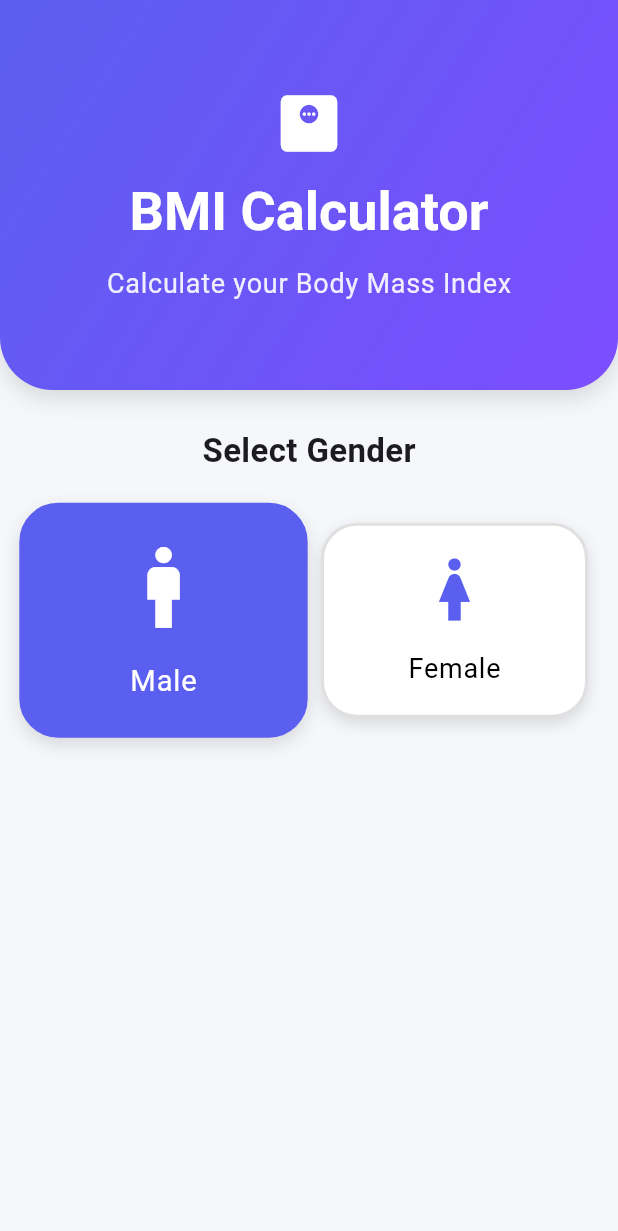
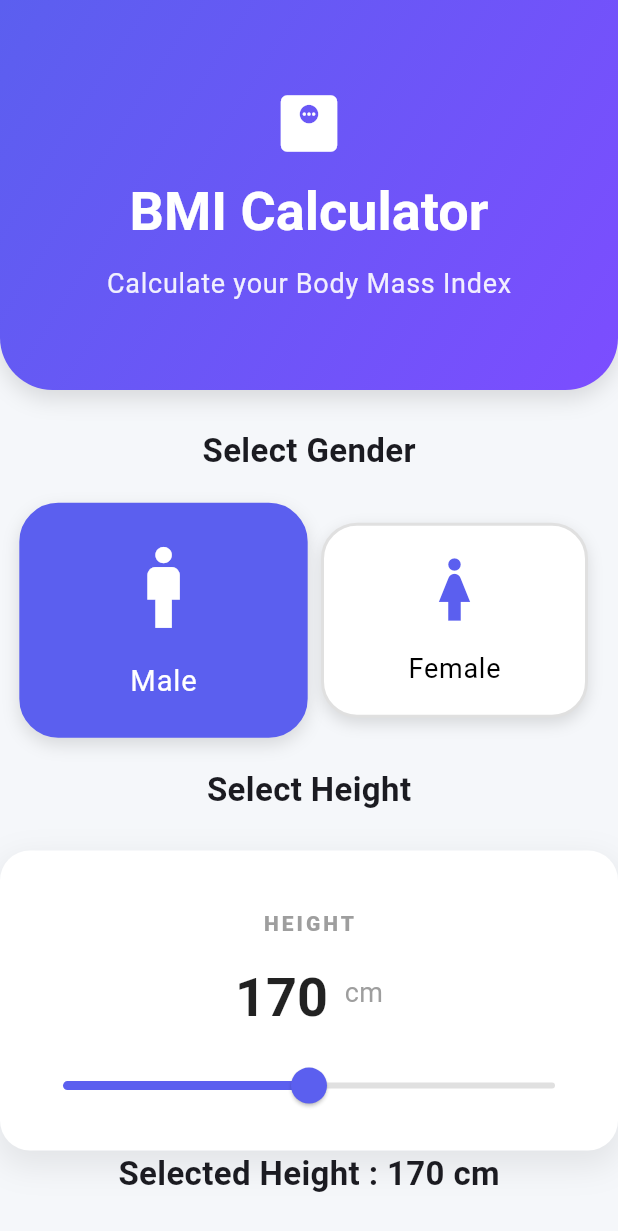
Before and after one commit to prem70198/flutter-BMI-calculator, a Flutter app: the screen it shows after launch, on a phone screen of 412 x 824 dp. Shown: the top 1231 px of the screen. Run offline on Flutter 3.47's test engine with Material 3 defaults, Android fonts, the phone set to English and light mode, and no system bars.

Commit message:
Added interactive height selection card

```diff
--- a/lib/main.dart
+++ b/lib/main.dart
@@ -1,4 +1,5 @@
 import 'package:flutter/material.dart';
+import 'package:flutter/widget_previews.dart';
 import 'theme/app_theme.dart';
 import 'screens/home_screen.dart';
 void main() {
--- a/lib/screens/home_screen.dart
+++ b/lib/screens/home_screen.dart
@@ -128,6 +128,8 @@
 //   }
 // }
 
+import 'package:bmi_application/widgets/height.dart';
+
 import '../widgets/gender_card.dart';
 import '../widgets/header_widget.dart';
 
@@ -142,7 +144,7 @@ class HomeScreen extends StatefulWidget {
 
 class _HomeScreenState extends State<HomeScreen> {
   bool isMale = true;
-
+  double height = 170;
 
   @override
   Widget build(BuildContext context) {
@@ -204,6 +206,33 @@ class _HomeScreenState extends State<HomeScreen> {
 
           const SizedBox(height: 25),
 
+          const Text(
+            "Select Height",
+            style: TextStyle(
+              fontSize: 22,
+              fontWeight: FontWeight.bold,
+            ),
+          ),
+
+          const SizedBox(height: 25),
+
+          HeightCard(
+            height: height,
+            onChanged: (value) {
+              setState(() {
+                height = value;
+              });
+            },
+          ),
+
+          Text(
+            "Selected Height : ${height.toInt()} cm",
+            style: const TextStyle(
+              fontSize: 22,
+              fontWeight: FontWeight.bold,
+            ),
+          ),
+
         ],
       )
     );
--- /dev/null
+++ b/lib/widgets/height.dart
@@ -0,0 +1,106 @@
+
+import 'package:flutter/material.dart';
+
+class HeightCard extends StatelessWidget{
+  final double height ;
+  final ValueChanged<double> onChanged;
+
+
+  const HeightCard({
+    super.key,
+    required this.height,
+    required this.onChanged,
+  });
+
+  @override
+  Widget build(BuildContext context) {
+      return Center(
+        child: Container(
+          width: double.infinity,
+          height: 200,
+          decoration: BoxDecoration(
+              borderRadius: BorderRadius.circular(20),
+              color: Colors.white,
+              boxShadow: [
+                BoxShadow(
+                  color: Colors.black.withOpacity(0.08),
+                  blurRadius: 18,
+                  spreadRadius: 2,
+                  offset: const Offset(0, 8),
+                ),
+              ]
+          ),
+
+          child: Padding(
+            padding: const EdgeInsets.all(18.0),
+            child: Column(
+              mainAxisAlignment: MainAxisAlignment.spaceEvenly,
+              children: [
+                const SizedBox(height: 18),
+                Text('HEIGHT',
+                  style: Theme.of(context).textTheme.bodyMedium?.copyWith(
+                    color: Colors.grey,
+                    letterSpacing: 2,
+                    fontWeight: FontWeight.w800,
+                  ),),
+
+                const SizedBox(height: 15),
+
+                Row(
+                  mainAxisAlignment: MainAxisAlignment.center,
+                  children: [
+                    Text(
+                      height.toInt().toString(),
+                      style: Theme.of(context).textTheme.displaySmall?.copyWith(
+                        fontWeight: FontWeight.bold,
+                        color: Colors.black87,
+                      ),
+                    ),
+
+                    const SizedBox(width: 5),
+
+                    Padding(
+                      padding: const EdgeInsets.only(bottom: 6.0 , left: 6.0),
+                      child: const Text(
+                        "cm",
+                        style: TextStyle(
+                          fontSize: 18,
+                          color: Colors.grey,
+                        ),
+                      ),
+                    ),
+                  ],
+                ),
+
+                const SizedBox(height: 10),
+
+                SliderTheme(
+                  data: SliderTheme.of(context).copyWith(
+
+                    activeTrackColor: const Color(0xff5B5FEF),
+
+                    inactiveTrackColor: Colors.grey.shade300,
+
+                    thumbColor: const Color(0xff5B5FEF),
+
+                    overlayColor: const Color(0xff5B5FEF).withOpacity(0.2),
+
+                    thumbShape: const RoundSliderThumbShape(
+                      enabledThumbRadius: 12,
+                    ),
+
+                  ),
+                  child: Slider(value: height,
+                      min: 120,
+                      max: 220,
+                      onChanged: onChanged,
+                  ),
+                )
+              ],
+            ),
+          ),
+        ),
+      );
+  }
+
+}
```
Also changed, not shown: lib/widgets/header_widget.dart (indentation only), 1 other file.
